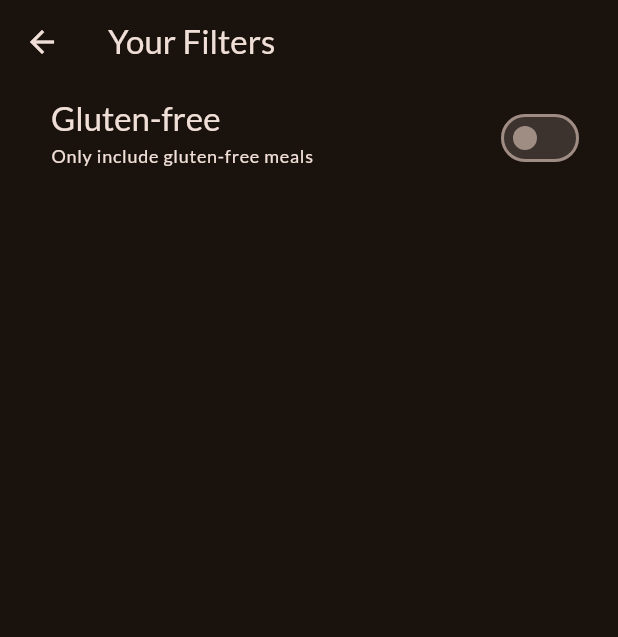
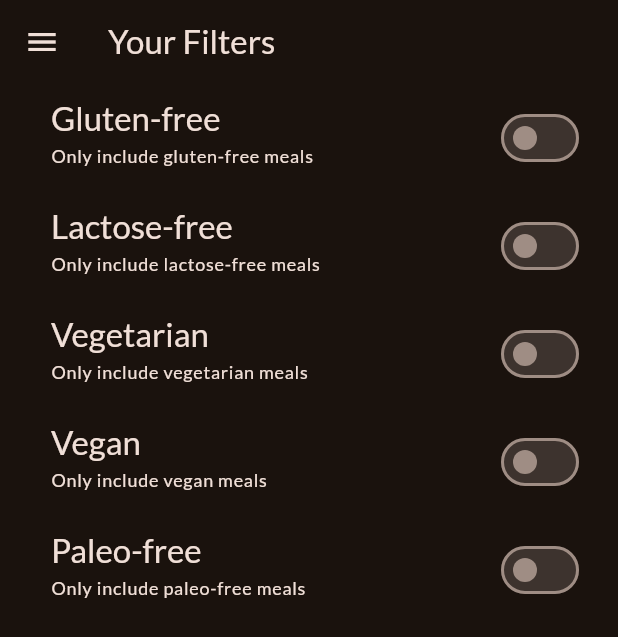
Before and after one commit to emagnu/meals_new, a Flutter app: the FiltersScreen screen opened directly, on a phone screen of 412 x 824 dp. Shown: the top 637 px of the screen. Run offline on Flutter 3.47's test engine with Material 3 defaults, Android fonts, the phone set to English and light mode, and no system bars; our stand-ins replace flutter_riverpod, google_fonts, transparent_image.

Commit message:
172. Replacing Screens (Instead of Pushing) && 173. Adding More Filter Options

```diff
--- a/lib/screens/filters_screen.dart
+++ b/lib/screens/filters_screen.dart
@@ -1,6 +1,9 @@
 //  //   ///
 //  Import LIBRARIES
 import 'package:flutter/material.dart';
+
+import '../widgets /main_drawer.dart';
+import 'tabs_screen.dart';
 //  Import FILES
 //  //   ///
 
@@ -13,12 +16,29 @@ class FiltersScreen extends StatefulWidget {
 
 class _FiltersScreenState extends State<FiltersScreen> {
   bool _glutenFreeFilterSet = false;
+  bool _lactoseFreeFilterSet = false;
+  bool _vegetarianFilterSet = false;
+  bool _veganFilterSet = false;
+  bool _paleoFilterSet = false;
 
   @override
   Widget build(BuildContext context) {
     return Scaffold(
       appBar: AppBar(
         title: const Text('Your Filters'),
+      ),
+      drawer: MainDrawer(
+        onSelectScreen: (String identifier) {
+          Navigator.of(context).pop();
+          if (identifier == 'meals') {
+            // Navigator.of(context).push(
+            Navigator.of(context).pushReplacement(
+              MaterialPageRoute(
+                builder: (ctx) => const TabsScreen(),
+              ),
+            );
+          }
+        },
       ),
       body: Column(
         children: <Widget>[
@@ -48,6 +68,110 @@ class _FiltersScreenState extends State<FiltersScreen> {
                   ),
             ),
           ),
+          SwitchListTile(
+            value: _lactoseFreeFilterSet,
+            onChanged: (isCheked) {
+              setState(() {
+                _lactoseFreeFilterSet = isCheked;
+              });
+            },
+            activeColor: Theme.of(context).colorScheme.tertiary,
+            contentPadding: const EdgeInsets.only(left: 34, right: 22),
+            title: Text(
+              'Lactose-free',
+              style: Theme.of(context).textTheme.titleLarge!.copyWith(
+                    color: Theme.of(context).colorScheme.onSurface,
+                    // fontWeight: FontWeight.bold,
+                    // fontSize: 24.0,
+                  ),
+            ),
+            subtitle: Text(
+              'Only include lactose-free meals',
+              style: Theme.of(context).textTheme.labelMedium!.copyWith(
+                    color: Theme.of(context).colorScheme.onSurface,
+                    // fontWeight: FontWeight.bold,
+                    // fontSize: 24.0,
+                  ),
+            ),
+          ),
+          SwitchListTile(
+            value: _vegetarianFilterSet,
+            onChanged: (isCheked) {
+              setState(() {
+                _vegetarianFilterSet = isCheked;
+              });
+            },
+            activeColor: Theme.of(context).colorScheme.tertiary,
+            contentPadding: const EdgeInsets.only(left: 34, right: 22),
+            title: Text(
+              'Vegetarian',
+              style: Theme.of(context).textTheme.titleLarge!.copyWith(
+                    color: Theme.of(context).colorScheme.onSurface,
+                    // fontWeight: FontWeight.bold,
+                    // fontSize: 24.0,
+                  ),
+            ),
+            subtitle: Text(
+              'Only include vegetarian meals',
+              style: Theme.of(context).textTheme.labelMedium!.copyWith(
+                    color: Theme.of(context).colorScheme.onSurface,
+                    // fontWeight: FontWeight.bold,
+                    // fontSize: 24.0,
+                  ),
+            ),
+          ),
+          SwitchListTile(
+            value: _veganFilterSet,
+            onChanged: (isCheked) {
+              setState(() {
+                _veganFilterSet = isCheked;
+              });
+            },
+            activeColor: Theme.of(context).colorScheme.tertiary,
+            contentPadding: const EdgeInsets.only(left: 34, right: 22),
+            title: Text(
+              'Vegan',
+              style: Theme.of(context).textTheme.titleLarge!.copyWith(
+                    color: Theme.of(context).colorScheme.onSurface,
+                    // fontWeight: FontWeight.bold,
+                    // fontSize: 24.0,
+                  ),
+            ),
+            subtitle: Text(
+              'Only include vegan meals',
+              style: Theme.of(context).textTheme.labelMedium!.copyWith(
+                    color: Theme.of(context).colorScheme.onSurface,
+                    // fontWeight: FontWeight.bold,
+                    // fontSize: 24.0,
+                  ),
+            ),
+          ),
+          SwitchListTile(
+            value: _paleoFilterSet,
+            onChanged: (isCheked) {
+              setState(() {
+                _paleoFilterSet = isCheked;
+              });
+            },
+            activeColor: Theme.of(context).colorScheme.tertiary,
+            contentPadding: const EdgeInsets.only(left: 34, right: 22),
+            title: Text(
+              'Paleo-free',
+              style: Theme.of(context).textTheme.titleLarge!.copyWith(
+                    color: Theme.of(context).colorScheme.onSurface,
+                    // fontWeight: FontWeight.bold,
+                    // fontSize: 24.0,
+                  ),
+            ),
+            subtitle: Text(
+              'Only include paleo-free meals',
+              style: Theme.of(context).textTheme.labelMedium!.copyWith(
+                    color: Theme.of(context).colorScheme.onSurface,
+                    // fontWeight: FontWeight.bold,
+                    // fontSize: 24.0,
+                  ),
+            ),
+          ),
         ],
       ),
     );
--- a/lib/screens/tabs_screen.dart
+++ b/lib/screens/tabs_screen.dart
@@ -5,6 +5,7 @@ import 'package:flutter/material.dart';
 import '../models/meal.dart';
 import '../widgets /main_drawer.dart';
 import 'categories_screen.dart';
+import 'filters_screen.dart';
 import 'meals_screen.dart';
 //  //   ///
 
@@ -51,12 +52,17 @@ class _TabsScreenState extends State<TabsScreen> {
   }
 
   void _setScreen(String identifier) async {
+    Navigator.of(context).pop();
+
     if (identifier == 'filters') {
-      // setState(() {
-      //   _selectedPageIndex = 1;
-      // });
-    } else {
-      Navigator.of(context).pop();
+      setState(() {
+        Navigator.of(context).push(
+          // Navigator.of(context).pushReplacement(
+          MaterialPageRoute(
+            builder: (ctx) => const FiltersScreen(),
+          ),
+        );
+      });
     }
   }
 
```
